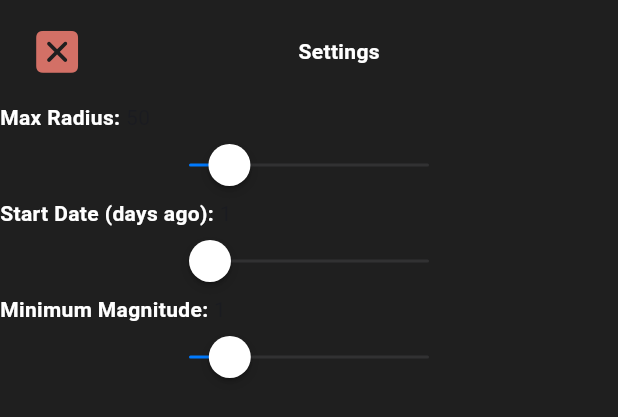
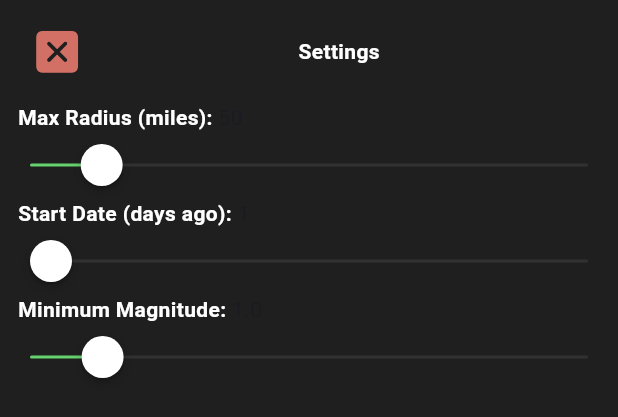
Before and after one commit to alphamonkey/Flutter-USGS-EarthQuakes, a Flutter app: the SettingsView widget shown alone on an empty page, opened directly, on a phone screen of 412 x 824 dp. Shown: the top 417 px of the screen. Run offline on Flutter 3.47's test engine with Material 3 defaults, Android fonts, the phone set to English and light mode, and no system bars; our stand-ins replace geolocator, google_maps_flutter, native_shared_preferences; missing offline and left inert: a package.

Commit message:
Finished settings view

```diff
--- a/lib/settingsview.dart
+++ b/lib/settingsview.dart
@@ -1,3 +1,5 @@
+import 'package:flutter/material.dart';
+
 import './settings.dart';
 import 'package:flutter/cupertino.dart';
 import './topbar.dart';
@@ -51,10 +53,14 @@ class _SettingsViewState extends State<SettingsView> {
             decoration: const BoxDecoration(color: ThemeColor.darkGray),
             child: Column(children: [
               TopBar(title: 'Settings'),
+              Container(padding: EdgeInsets.symmetric(horizontal: 12.0), child:
+              Column(crossAxisAlignment: CrossAxisAlignment.start, children: [
                 FeaturePropertyView(
-                  property: 'Max Radius',
+                    property: 'Max Radius (miles)',
                     value: _radiusValue.toInt().toString()),
+                    SizedBox(width: double.infinity, child:
                 CupertinoSlider(
+                  activeColor: ThemeColor.accentColor,
                     value: _radiusValue,
                     min: 1.0,
                     max: 500.0,
@@ -68,11 +74,12 @@ class _SettingsViewState extends State<SettingsView> {
                       if (onSettingsChange != null) {
                         onSettingsChange!();
                       }
-                  }),
+                    })),
                 FeaturePropertyView(
                     property: 'Start Date (days ago)',
                     value: _daysValue.toInt().toString()),
-              CupertinoSlider(
+                    SizedBox(width: double.infinity, child: CupertinoSlider(
+                       activeColor: ThemeColor.accentColor,
                     value: _daysValue,
                     min: 1.0,
                     max: 365.0,
@@ -86,11 +93,13 @@ class _SettingsViewState extends State<SettingsView> {
                       if (onSettingsChange != null) {
                         onSettingsChange!();
                       }
-                  }),
+                    }))
+               ,
                 FeaturePropertyView(
                     property: 'Minimum Magnitude',
-                  value: _minMag.toInt().toString()),
-              CupertinoSlider(
+                    value: _minMag.toStringAsFixed(1)),
+                    SizedBox(width: double.infinity, child: CupertinoSlider(
+                       activeColor: ThemeColor.accentColor,
                     value: _minMag,
                     min: 0.0,
                     max: 10.0,
@@ -104,7 +113,9 @@ class _SettingsViewState extends State<SettingsView> {
                       if (onSettingsChange != null) {
                         onSettingsChange!();
                       }
-                  })
+                    }))
+
+              ]))
             ]))));
   }
 }
```
Lines whose indentation alone changed are shown as unchanged.
